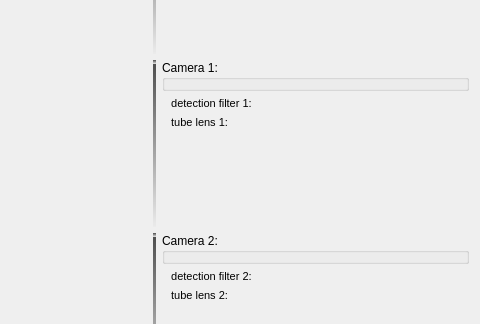
First picture: the form in plugins/spimb040/qfespimb040opticssetup.ui, repository jkriege2/QuickFit3, before the edit; both pictures show x 502 to 982 and y 182 to 506 of the 982 by 593 pixel window.
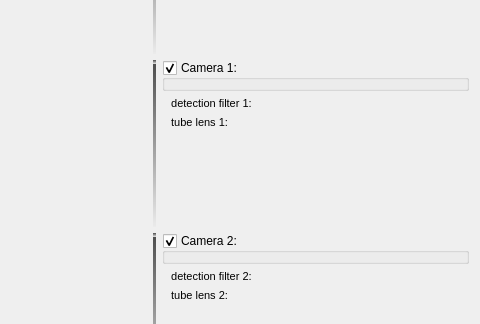
Second picture: the form after the edit. Icons and pictures are not drawn. Custom widgets are drawn as their Qt base class.

The edit to the form file:
```diff
--- a/plugins/spimb040/qfespimb040opticssetup.ui
+++ b/plugins/spimb040/qfespimb040opticssetup.ui
@@ -197,6 +197,9 @@
          <property name="title">
           <string>Camera 2:</string>
          </property>
+         <property name="checkable">
+          <bool>true</bool>
+         </property>
         </widget>
        </item>
        <item row="1" column="0">
@@ -247,6 +250,9 @@
          <property name="title">
           <string>Camera 1:</string>
          </property>
+         <property name="checkable">
+          <bool>true</bool>
+         </property>
         </widget>
        </item>
        <item row="1" column="0">
```
Left out of the diff: 128 changed lines with no effect on the pictures.
